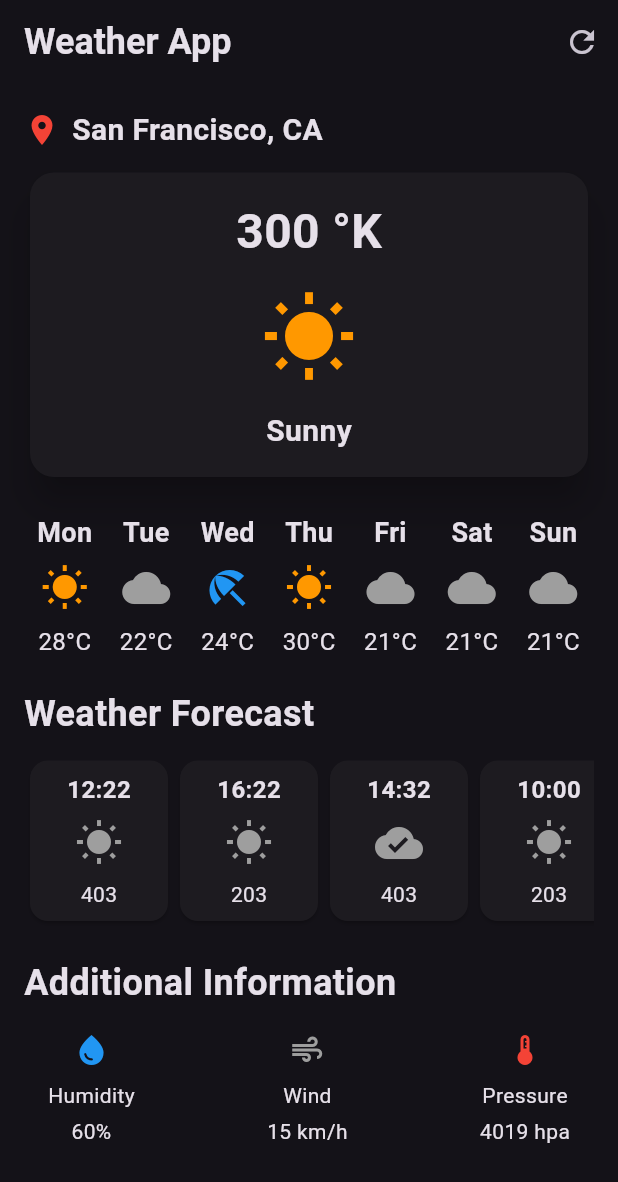
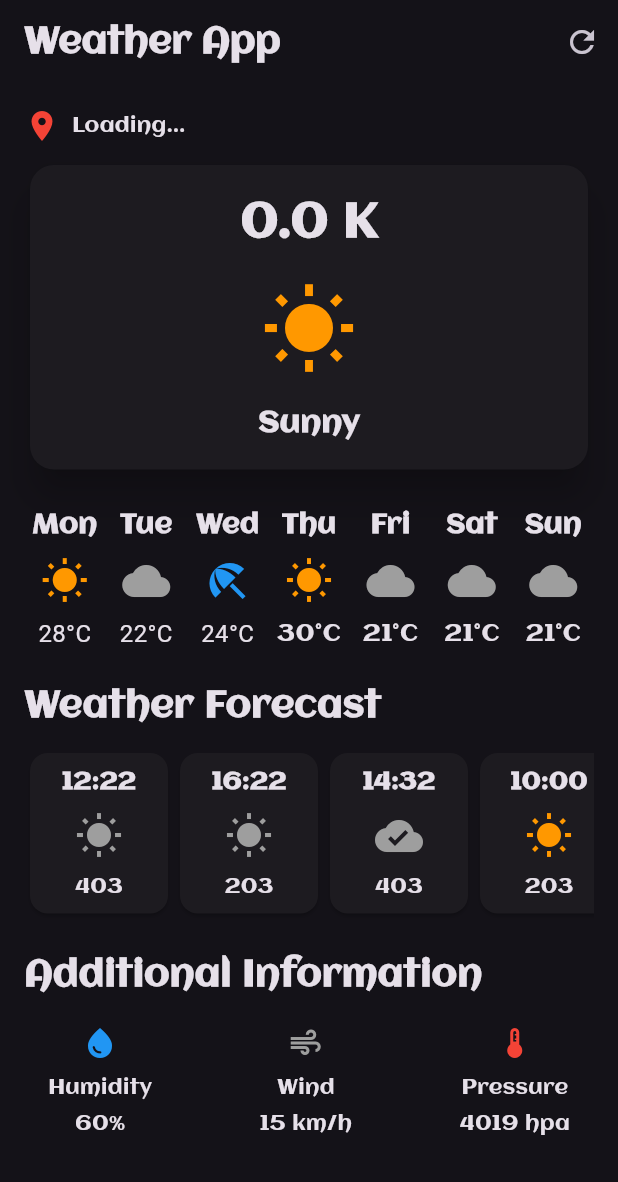
Before and after one commit to Geniuska275/flutter_weather_app, a Flutter app: the screen it shows after launch, on a phone screen of 412 x 824 dp. Shown: the top 1182 px of the screen. Run offline on Flutter 3.47's test engine with Material 3 defaults, Android fonts, the phone set to English and light mode, and no system bars; our stand-ins replace geocoding, geolocator.

Commit message:
updated ui

```diff
--- a/lib/additional_card.dart
+++ b/lib/additional_card.dart
@@ -14,9 +14,13 @@ class AdditionalItem extends StatelessWidget {
                       children: [
                         Icon(Icons, color:color,),
                         SizedBox(height: 8,),
-                        Text(Texts),
+                        Text(Texts,style: TextStyle(
+                          fontFamily: "Aclonica",
+                        ),),
                         SizedBox(height: 4,),
-                        Text(value),
+                        Text(value,style: TextStyle(
+                          fontFamily: "Aclonica",
+                        ),),
                       ],
           );
   }
--- a/lib/hourly_item_card.dart
+++ b/lib/hourly_item_card.dart
@@ -20,11 +20,16 @@ class HourlyItemCard extends StatelessWidget {
                         padding: const EdgeInsets.all(8.0),
                         child: Column(
                           children: [
-                            Text(time, style: TextStyle(fontSize: 16, fontWeight: FontWeight.bold),),
+                            Text(time, style: TextStyle(fontSize: 16, fontWeight: FontWeight.bold,
+                        fontFamily: "Aclonica",
+                            ),),
                             const SizedBox(height: 8,),
                             Icon(Icons, size: 32, color:color),
                             const SizedBox(height: 8,),
-                            Text(temp),
+                            Text(temp, style: TextStyle(
+                        fontFamily: "Aclonica",
+
+                            ),),
                           ],
 
                         ),
--- a/lib/main.dart
+++ b/lib/main.dart
@@ -1,5 +1,6 @@
 import 'package:flutter/material.dart';
 import 'package:weatherapp/weather_screen.dart';
+
 
 void main() {
   runApp(const MyApp());
@@ -13,7 +14,7 @@ class MyApp extends StatelessWidget {
     return MaterialApp(
       debugShowCheckedModeBanner: false,
       theme: ThemeData.dark(useMaterial3: true),
-      home: const WeatherScreen(),
+      home: WeatherScreen(),
     );
   }
 }
--- /dev/null
+++ b/lib/secret.dart
@@ -0,0 +1,2 @@
+const ApiKey="38d349c3d11e6d48959c7ff0b109d380";
+const GeoKey="1af3cbe5-c37e-436c-b0dc-cbae299fbe5e";
--- a/lib/weather_screen.dart
+++ b/lib/weather_screen.dart
@@ -1,9 +1,110 @@
+import 'dart:convert';
+
 import 'package:flutter/material.dart';
 import 'package:weatherapp/additional_info.dart';
 import 'package:weatherapp/hourly_item_card.dart';
+import 'package:http/http.dart' as http;
+import 'package:weatherapp/secret.dart';
+import 'package:geolocator/geolocator.dart';
+import 'package:geocoding/geocoding.dart' show placemarkFromCoordinates, Placemark;
 
-class WeatherScreen extends StatelessWidget {
+class WeatherScreen extends StatefulWidget {
  const WeatherScreen({super.key});
+
+  @override
+  State<WeatherScreen> createState() => _WeatherScreenState();
+}
+
+class _WeatherScreenState extends State<WeatherScreen> {
+  double temp=0;
+
+  @override
+  void initState() {
+    super.initState();
+    // fetchWeatherData();
+    getLocation();
+  }
+
+ Position? currentPosition;
+  String?  city;
+  bool isLoading = false;
+  bool isLocation=true;
+
+
+Future<Position> getCurrentLocation() async {
+  // Check if location services are enabled
+  bool serviceEnabled = await Geolocator.isLocationServiceEnabled();
+  if (!serviceEnabled) {
+    throw Exception('Location services are disabled.');
+  }
+
+  // Check location permissions
+  LocationPermission permission = await Geolocator.checkPermission();
+  if (permission == LocationPermission.denied) {
+    permission = await Geolocator.requestPermission();
+    if (permission == LocationPermission.denied) {
+      throw Exception('Location permissions are denied');
+    }
+  }
+
+  // Get current position
+  return await Geolocator.getCurrentPosition(
+    desiredAccuracy: LocationAccuracy.high
+  );
+}
+
+Future<String> getCityFromCoordinates(double latitude, double longitude) async {
+  try {
+    List<Placemark> placemarks = await placemarkFromCoordinates(latitude, longitude);
+
+    if (placemarks.isNotEmpty) {
+      Placemark place = placemarks[0];
+      return place.locality ?? place.subAdministrativeArea ?? place.administrativeArea ?? 'Unknown';
+    }
+    return 'Unknown';
+  } catch (e) {
+    print('Error: $e');
+    return 'Unknown';
+  }
+}
+// Usage
+void getLocation() async {
+  try {
+    Position currentPosition = await getCurrentLocation();
+    print(currentPosition);
+    print('Lat: ${currentPosition.latitude}, Lng: ${currentPosition.longitude}');
+    city = await getCityFromCoordinates(currentPosition.latitude, currentPosition.longitude); // San Francisco
+
+     setState(() {
+      city=city;
+      isLocation=false;
+     });
+  } catch (e) {
+    print('Error: $e');
+  }
+}
+
+  String cityName = "San Francisco";
+  Future<void> fetchWeatherData() async {
+    setState(() {
+      isLoading = true;
+    });
+    final response = await http.get(Uri.parse('https://api.openweathermap.org/data/2.5/forecast?q=$cityName&appid=$ApiKey'));
+    if (response.statusCode == 200) {
+      // Parse the JSON data
+
+      final data=jsonDecode(response.body);
+      setState(() {
+        temp=data["list"][0]["main"]["temp"];
+        isLoading=false;
+      });
+
+      // Update the UI with the fetched data
+
+    } else {
+      throw Exception('Failed to load weather data');
+    }
+  }
 
   @override
   Widget build(BuildContext context) {
@@ -13,6 +114,7 @@ class WeatherScreen extends StatelessWidget {
         style: TextStyle(
           fontSize: 24,
           fontWeight: FontWeight.bold,
+          fontFamily: "Aclonica",
         ),
         ),
         actions: [
@@ -24,7 +126,7 @@ class WeatherScreen extends StatelessWidget {
           ),
         ],
       ),
-       body:Padding(
+       body:  Padding(
            padding: const EdgeInsets.all(16.0),
            child: Column(
             crossAxisAlignment: CrossAxisAlignment.start,
@@ -35,7 +137,8 @@ class WeatherScreen extends StatelessWidget {
                 children: [
                   Icon(Icons.location_on, color: Colors.red,),
                   const SizedBox(width: 8,),
-                Text("San Francisco, CA", style: TextStyle(fontSize: 20, fontWeight: FontWeight.bold),),
+                isLocation ? Text("Loading...",
+                style: TextStyle(fontFamily: "Aclonica"),):  Text( '$city',  style: TextStyle(fontSize: 20, fontWeight: FontWeight.bold,fontFamily: "Aclonica"),),
                 ],
               ),
               const SizedBox(height: 10,),
@@ -51,12 +154,12 @@ class WeatherScreen extends StatelessWidget {
                   padding: const EdgeInsets.all(16.0),
                   child: Column(
                     children: [
-                   Text("300 °K", style: TextStyle(fontSize: 32, fontWeight: FontWeight.bold),),
+                     Text( '$temp K', style: TextStyle(fontSize: 32, fontWeight: FontWeight.bold,fontFamily: "Aclonica"),),
                     const SizedBox(height: 16,),
                     Icon(Icons.wb_sunny, size: 64, color: Colors.orange,),
                     const SizedBox(height: 16,),
 
-                   Text("Sunny", style: TextStyle(fontSize: 20, fontWeight: FontWeight.bold),),
+                     Text("Sunny", style: TextStyle(fontSize: 20, fontWeight: FontWeight.bold,fontFamily: "Aclonica"),),
 
 
                     ],
@@ -72,7 +175,9 @@ class WeatherScreen extends StatelessWidget {
                   Expanded(
                     child: Column(
                       children: [
-                      Text("Mon", style: TextStyle(fontSize: 18, fontWeight: FontWeight.bold),),
+                        Text("Mon", style: TextStyle(fontSize: 18, fontWeight: FontWeight.bold,
+                        fontFamily: "Aclonica",
+                        ),),
                         const SizedBox(height: 8,),
                         Icon(Icons.wb_sunny, size: 32, color: Colors.orange,),
                         const SizedBox(height: 8,),
@@ -83,7 +188,9 @@ class WeatherScreen extends StatelessWidget {
                   Expanded(
                     child: Column(
                       children: [
-                      Text("Tue", style: TextStyle(fontSize: 18, fontWeight: FontWeight.bold),),
+                        Text("Tue", style: TextStyle(fontSize: 18, fontWeight: FontWeight.bold,
+                        fontFamily: "Aclonica",
+                        ),),
                         const SizedBox(height: 8,),
                         Icon(Icons.cloud, size: 32, color: Colors.grey,),
                         const SizedBox(height: 8,),
@@ -94,7 +201,9 @@ class WeatherScreen extends StatelessWidget {
                   Expanded(
                     child: Column(
                       children: [
-                      Text("Wed", style: TextStyle(fontSize: 18, fontWeight: FontWeight.bold),),
+                        Text("Wed", style: TextStyle(fontSize: 18, fontWeight: FontWeight.bold,
+                        fontFamily: "Aclonica",
+                        ),),
                         const SizedBox(height: 8,),
                         Icon(Icons.beach_access, size: 32, color: Colors.blue,),
                         const SizedBox(height: 8,),
@@ -105,44 +214,60 @@ class WeatherScreen extends StatelessWidget {
                   Expanded(
                     child: Column(
                       children: [
-                      Text("Thu", style: TextStyle(fontSize: 18, fontWeight: FontWeight.bold),),
+                        Text("Thu", style: TextStyle(fontSize: 18, fontWeight: FontWeight.bold,
+                        fontFamily: "Aclonica",
+                        ),),
                         const SizedBox(height: 8,),
                         Icon(Icons.wb_sunny, size: 32, color: Colors.orange,),
                         const SizedBox(height: 8,),
-                      Text("30°C", style: TextStyle(fontSize: 16),),
+                        Text("30°C", style: TextStyle(fontSize: 16,
+                        fontFamily: "Aclonica",
+                        ),),
                       ],
                     ),
                   ),
                   Expanded(
                     child: Column(
                       children: [
-                      Text("Fri", style: TextStyle(fontSize: 18, fontWeight: FontWeight.bold),),
+                        Text("Fri", style: TextStyle(fontSize: 18, fontWeight: FontWeight.bold,
+                        fontFamily: "Aclonica",
+                        ),),
                         const SizedBox(height: 8,),
                         Icon(Icons.cloud, size: 32, color: Colors.grey,),
                         const SizedBox(height: 8,),
-                      Text("21°C", style: TextStyle(fontSize: 16),),
+                        Text("21°C", style: TextStyle(fontSize: 16,
+                        fontFamily: "Aclonica",
+                        ),),
                       ],
                     ),
                   ),
                    Expanded(
                     child: Column(
                       children: [
-                      Text("Sat", style: TextStyle(fontSize: 18, fontWeight: FontWeight.bold),),
+                        Text("Sat", style: TextStyle(fontSize: 18, fontWeight: FontWeight.bold,
+                        fontFamily: "Aclonica",
+                        ),),
                         const SizedBox(height: 8,),
                         Icon(Icons.cloud, size: 32, color: Colors.grey,),
                         const SizedBox(height: 8,),
-                      Text("21°C", style: TextStyle(fontSize: 16),),
+                        Text("21°C", style: TextStyle(fontSize: 16,
+                        fontFamily: "Aclonica",
+                        ),),
                       ],
                     ),
                   ),
                    Expanded(
                     child: Column(
                       children: [
-                      Text("Sun", style: TextStyle(fontSize: 18, fontWeight: FontWeight.bold),),
+                        Text("Sun", style: TextStyle(fontSize: 18, fontWeight: FontWeight.bold,
+                        fontFamily: "Aclonica",
+                        ),),
                         const SizedBox(height: 8,),
                         Icon(Icons.cloud, size: 32, color: Colors.grey,),
                         const SizedBox(height: 8,),
-                      Text("21°C", style: TextStyle(fontSize: 16),),
+                        Text("21°C", style: TextStyle(fontSize: 16,
+                        fontFamily: "Aclonica",
+                        ),),
                       ],
                     ),
                   ),
@@ -150,7 +275,9 @@ class WeatherScreen extends StatelessWidget {
               ),
 
               const SizedBox(height: 20),
-             const Text("Weather Forecast", style: TextStyle(fontSize: 24, fontWeight: FontWeight.bold),),
+               const Text("Weather Forecast", style: TextStyle(fontSize: 24, fontWeight: FontWeight.bold,
+                        fontFamily: "Aclonica",
+               ),),
               const SizedBox(height: 10),
               SingleChildScrollView(
                 scrollDirection: Axis.horizontal,
@@ -159,7 +286,7 @@ class WeatherScreen extends StatelessWidget {
                    HourlyItemCard( time: "12:22",Icons: Icons.wb_sunny,temp: "403",color: Colors.grey),
                    HourlyItemCard( time: "16:22",Icons: Icons.wb_sunny,temp: "203",color: Colors.grey),
                    HourlyItemCard( time: "14:32",Icons: Icons.cloud_done_sharp,temp: "403", color: Colors.grey),
-                 HourlyItemCard( time: "10:00",Icons: Icons.wb_sunny,temp: "203",color: Colors.grey),
+                   HourlyItemCard( time: "10:00",Icons: Icons.wb_sunny,temp: "203",color: Colors.orange,),
                    HourlyItemCard( time: "02:40",Icons: Icons.wb_sunny,temp: "223",color: Colors.grey),
                    HourlyItemCard( time: "04:22",Icons: Icons.wb_sunny,temp: "212",color: Colors.grey),
 
@@ -169,11 +296,14 @@ class WeatherScreen extends StatelessWidget {
               ),
 
               const SizedBox(height: 20,),
-             const Text("Additional Information", style: TextStyle(fontSize: 24, fontWeight: FontWeight.bold),),
+               const Text("Additional Information", style: TextStyle(fontSize: 24, fontWeight: FontWeight.bold,
+                        fontFamily: "Aclonica",
+               ),),
                  AdditionalInfo()
             ],
            ),
          ),
        );
+
   }
 }
```
Also changed, not shown: pubspec.yaml (+10 -10 lines), assets/Aclonica-Regular.ttf (added), pubspec.lock, 18 other files. Lines whose indentation alone changed are shown as unchanged.
